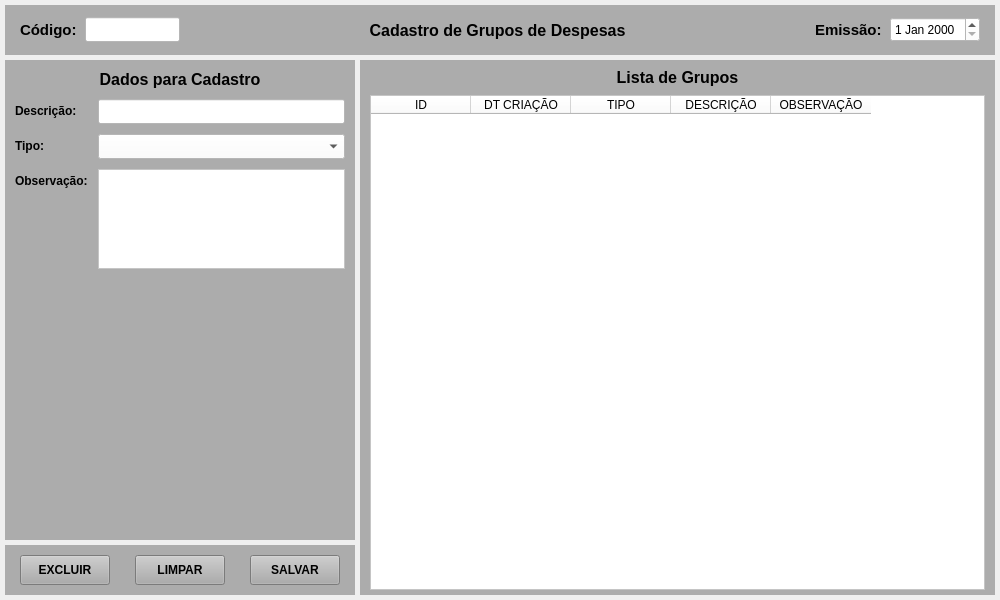
The window that forms/tela_grupo.ui (Azevedo84/FinFlux) describes before a commit, drawn with Qt 5.
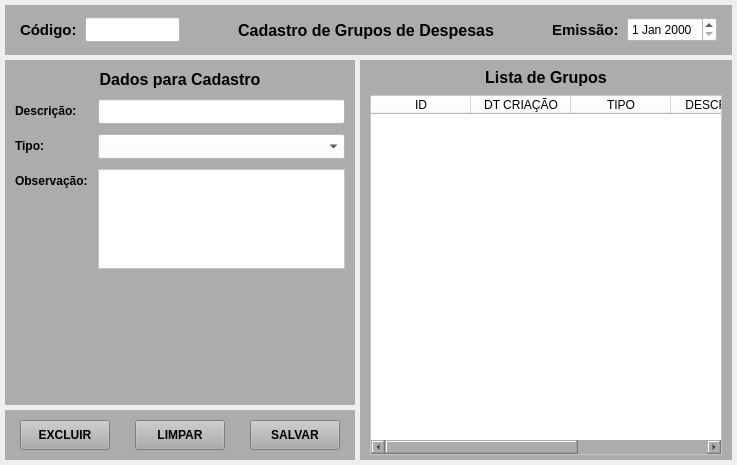
The same window after the commit.

```diff
--- a/forms/tela_grupo.ui
+++ b/forms/tela_grupo.ui
@@ -6,8 +6,8 @@
    <rect>
     <x>0</x>
     <y>0</y>
-    <width>1000</width>
-    <height>600</height>
+    <width>737</width>
+    <height>465</height>
    </rect>
   </property>
   <property name="windowTitle">
```
